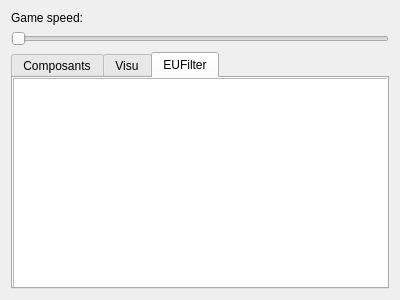
syhw/BroodwarBotQ, file src/AI-Monitor/menuwidget.ui: the form before one commit.
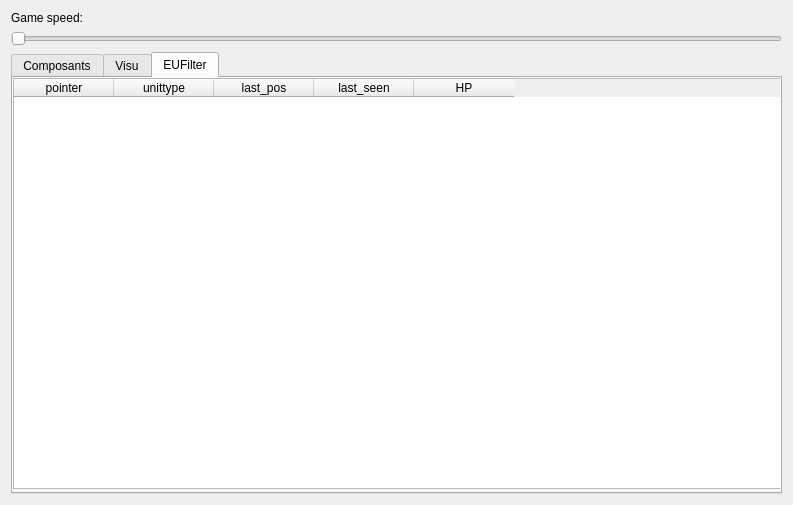
The form after the commit.

Commit message: fixing my mistake about menuwidget.h // ui_menuwidget.h

The edit to the form file:
```diff
--- a/src/AI-Monitor/menuwidget.ui
+++ b/src/AI-Monitor/menuwidget.ui
@@ -6,8 +6,8 @@
    <rect>
     <x>0</x>
     <y>0</y>
-    <width>400</width>
-    <height>300</height>
+    <width>793</width>
+    <height>505</height>
    </rect>
   </property>
   <property name="windowTitle">
@@ -52,21 +52,46 @@
       <attribute name="title">
        <string>EUFilter</string>
       </attribute>
-      <widget class="QTableView" name="EVUnits">
+      <widget class="QTableWidget" name="EVUnits">
        <property name="geometry">
         <rect>
          <x>0</x>
          <y>0</y>
-         <width>381</width>
-         <height>211</height>
+         <width>771</width>
+         <height>411</height>
         </rect>
        </property>
-       <property name="maximumSize">
+       <property name="minimumSize">
         <size>
          <width>381</width>
-         <height>16777215</height>
+         <height>0</height>
         </size>
        </property>
+       <column>
+        <property name="text">
+         <string>pointer</string>
+        </property>
+       </column>
+       <column>
+        <property name="text">
+         <string>unittype</string>
+        </property>
+       </column>
+       <column>
+        <property name="text">
+         <string>last_pos</string>
+        </property>
+       </column>
+       <column>
+        <property name="text">
+         <string>last_seen</string>
+        </property>
+       </column>
+       <column>
+        <property name="text">
+         <string>HP</string>
+        </property>
+       </column>
       </widget>
      </widget>
     </widget>
```
The commit also changes 3 other files.
